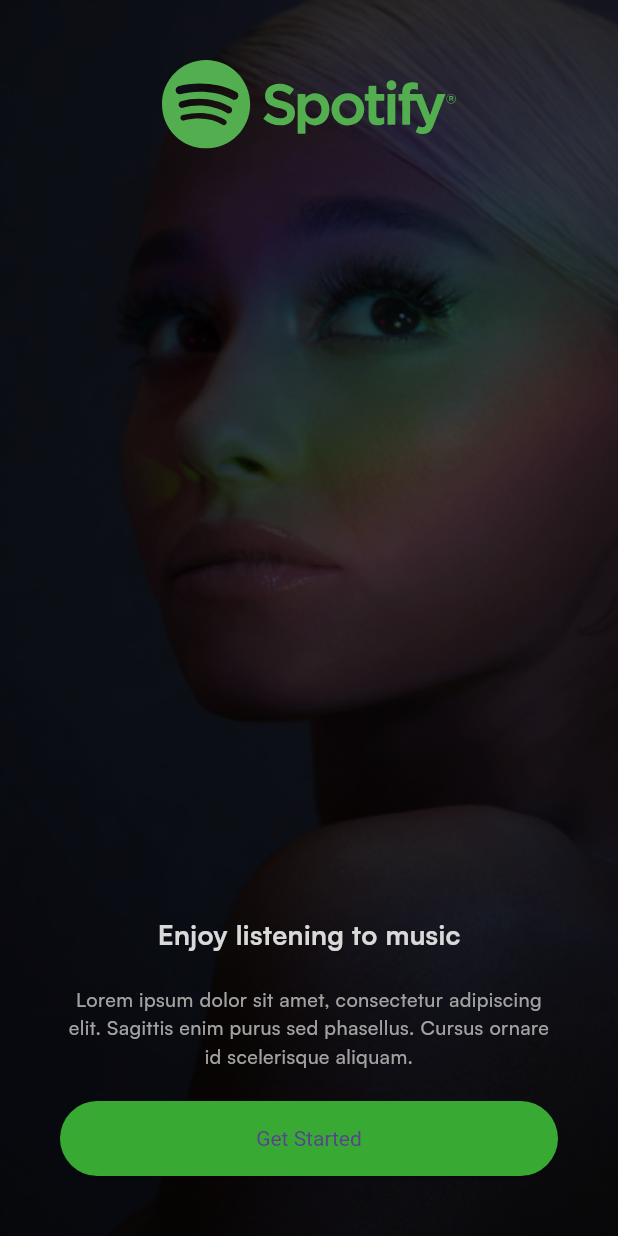
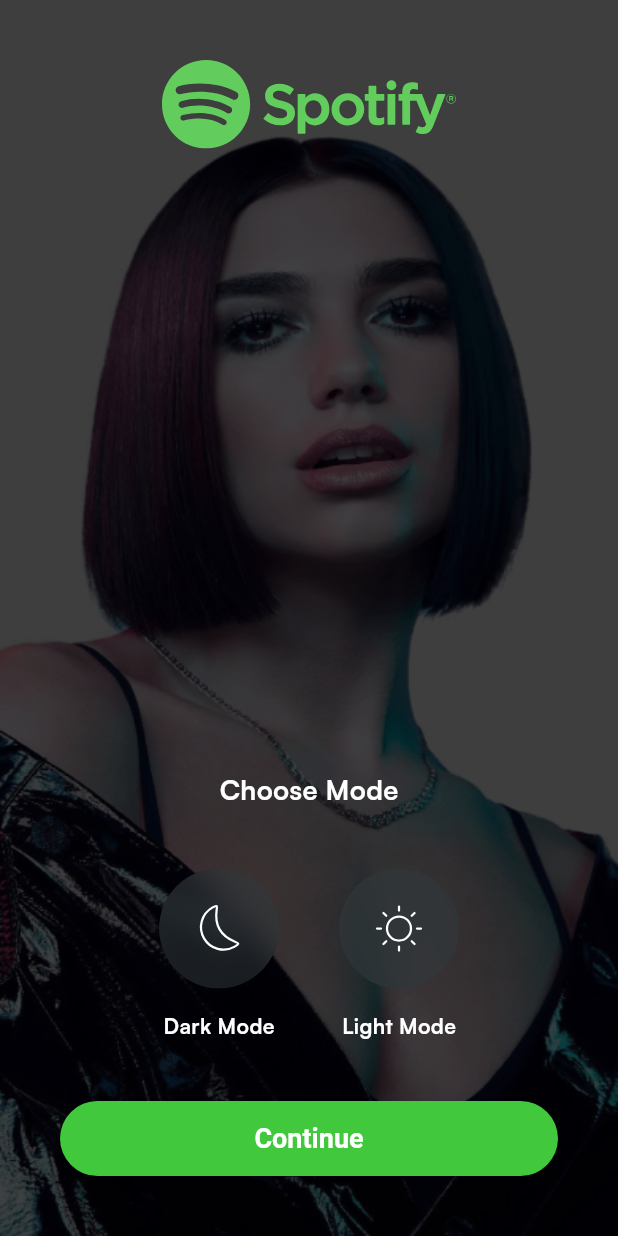
Before and after one commit to KWIZERA-CALEB/spotify_mobile_clone, a Flutter app: the screen it shows after launch, after a tap on "Get Started", on a phone screen of 412 x 824 dp. Run offline on Flutter 3.47's test engine with Material 3 defaults, Android fonts, the phone set to English and light mode, and no system bars; our stand-ins replace flutter_svg.

Commit message:
update: completed the choose mode page

```diff
--- a/lib/common/widgets/button/basic_app_button.dart
+++ b/lib/common/widgets/button/basic_app_button.dart
@@ -17,10 +17,14 @@ class BasicAppButton extends StatelessWidget {
       onPressed: onPressed,
       style: ElevatedButton.styleFrom(
         minimumSize: Size.fromHeight(height ?? 50),
-        textStyle: const TextStyle(color: Colors.white)
       ),
       child: Text(
-        title
+        title,
+        style: const TextStyle(
+          fontWeight: FontWeight.w600,
+          color: Colors.white,
+          fontSize: 18,
+        ),
       )
     );
   }
--- a/lib/core/configs/assets/app_images.dart
+++ b/lib/core/configs/assets/app_images.dart
@@ -1,4 +1,6 @@
 class AppImages {
   static const String basePath = 'assets/images/';
   static const String introBG = '${basePath}intro_bg.png';
+
+  static const String chooseModeBG = '${basePath}choose_mode_bg.png';
 }
--- a/lib/core/configs/assets/app_vectors.dart
+++ b/lib/core/configs/assets/app_vectors.dart
@@ -2,4 +2,7 @@ class AppVectors {
   static const String basePath = 'assets/vectors/';
   static const String format = '.svg';
   static const String logo = '${basePath}spotify_logo$format';
+  static const String moonIcon = '${basePath}moon$format';
+  static const String sunIcon = '${basePath}sun$format';
+
 }
--- /dev/null
+++ b/lib/presentation/choose_mode/pages/choose_mode.dart
@@ -0,0 +1,152 @@
+import 'dart:ui';
+
+import 'package:flutter/material.dart';
+import 'package:flutter/widgets.dart';
+import 'package:flutter_svg/svg.dart';
+import 'package:spotifyclone/common/widgets/button/basic_app_button.dart';
+import 'package:spotifyclone/core/configs/assets/app_images.dart';
+import 'package:spotifyclone/core/configs/assets/app_vectors.dart';
+
+class ChooseModePage extends StatelessWidget {
+  const ChooseModePage({super.key});
+
+  @override
+  Widget build(BuildContext context) {
+    return Scaffold(
+      body: Stack(
+        children: [
+          Container(
+            padding: const EdgeInsets.symmetric(
+              vertical: 40,
+              horizontal: 40,
+            ),
+            decoration: const BoxDecoration(
+                image: DecorationImage(
+                    fit: BoxFit.fill, image: AssetImage(AppImages.chooseModeBG))),
+          ),
+
+          Container(color: Colors.black.withOpacity(0.15)),
+
+          Padding(
+            padding: const EdgeInsets.symmetric(
+              vertical: 40,
+              horizontal: 40,
+            ),
+            child: Column(
+                children: [
+                  Align(
+                      alignment: Alignment.topCenter,
+                      child: SvgPicture.asset(AppVectors.logo)),
+                  const Spacer(),
+                  const Text(
+                    'Choose Mode',
+                    style: TextStyle(
+                      fontWeight: FontWeight.bold,
+                      color: Colors.white,
+                      fontSize: 18,
+                    ),
+                  ),
+                  const SizedBox(
+                    height: 40,
+                  ),
+                  Row(
+                    mainAxisAlignment: MainAxisAlignment.center,
+                    children: [
+                      Column(
+                        children: [
+                          ClipOval(
+                            child: BackdropFilter(
+                              filter: ImageFilter.blur(
+                                sigmaX: 10,
+                                sigmaY: 10,
+                              ),
+                              child: Container(
+                                width: 80,
+                                height: 80,
+                                decoration: BoxDecoration(
+                                  color: Color(0xff30393C).withOpacity(0.5),
+                                  shape: BoxShape.circle,
+                                ),
+                                child: SvgPicture.asset(
+                                  AppVectors.moonIcon,
+                                  fit: BoxFit.none,
+                                ),
+                              ),
+                            ),
+                          ),
+                          const SizedBox(
+                            height: 15,
+                          ),
+                          const Text(
+                            'Dark Mode',
+                            style: TextStyle(
+                              fontWeight: FontWeight.bold,
+                              color: Colors.white,
+                              fontSize: 14,
+                            ),
+                          )
+                        ],
+                      ),
+                      const SizedBox(
+                        width: 40,
+                      ),
+                      Column(
+                        children: [
+                          ClipOval(
+                            child: BackdropFilter(
+                              filter: ImageFilter.blur(
+                                sigmaX: 10,
+                                sigmaY: 10,
+                              ),
+                              child: Container(
+                                width: 80,
+                                height: 80,
+                                decoration: BoxDecoration(
+                                  color: Color(0xff30393C).withOpacity(0.5),
+                                  shape: BoxShape.circle,
+                                ),
+                                child: SvgPicture.asset(
+                                  AppVectors.sunIcon,
+                                  fit: BoxFit.none,
+                                ),
+                              ),
+                            ),
+                          ),
+                          const SizedBox(
+                            height: 15,
+                          ),
+                          const Text(
+                            'Light Mode',
+                            style: TextStyle(
+                              fontWeight: FontWeight.bold,
+                              color: Colors.white,
+                              fontSize: 14,
+                            ),
+                          )
+                        ],
+                      ),
+
+                    ],
+                  ),
+                  SizedBox(
+                    height: 40,
+                  ),
+                  BasicAppButton(
+                    onPressed: () {
+                      Navigator.push(
+                        context,
+                        MaterialPageRoute(
+                          builder: (BuildContext context) => const ChooseModePage()
+                        ),
+                      );
+                    },
+                    title: 'Continue',
+                  ),
+                ],
+              ),
+          ),
+        ],
+      ),
+    );
+  }
+}
--- a/lib/presentation/intro/pages/get_started.dart
+++ b/lib/presentation/intro/pages/get_started.dart
@@ -4,6 +4,7 @@ import 'package:spotifyclone/common/widgets/button/basic_app_button.dart';
 import 'package:spotifyclone/core/configs/assets/app_images.dart';
 import 'package:spotifyclone/core/configs/assets/app_vectors.dart';
 import 'package:spotifyclone/core/configs/theme/app_colors.dart';
+import 'package:spotifyclone/presentation/choose_mode/pages/choose_mode.dart';
 
 class GetStartedPage extends StatelessWidget {
   const GetStartedPage({super.key});
@@ -20,19 +21,21 @@ class GetStartedPage extends StatelessWidget {
             ),
             decoration: const BoxDecoration(
                 image: DecorationImage(
-                fit: BoxFit.fill,
-                image: AssetImage(
-                  AppImages.introBG
-                )
-              )
+                    fit: BoxFit.fill, image: AssetImage(AppImages.introBG))),
           ),
 
+          Container(color: Colors.black.withOpacity(0.15)),
+
+          Padding(
+            padding: const EdgeInsets.symmetric(
+              vertical: 40,
+              horizontal: 40,
+            ),
             child: Column(
                 children: [
                   Align(
                       alignment: Alignment.topCenter,
-                  child: SvgPicture.asset(AppVectors.logo)
-                ),
+                      child: SvgPicture.asset(AppVectors.logo)),
                   const Spacer(),
                   const Text(
                     'Enjoy listening to music',
@@ -42,7 +45,9 @@ class GetStartedPage extends StatelessWidget {
                       fontSize: 18,
                     ),
                   ),
-                const SizedBox(height: 21,),
+                  const SizedBox(
+                    height: 21,
+                  ),
                   const Text(
                     'Lorem ipsum dolor sit amet, consectetur adipiscing elit. Sagittis enim purus sed phasellus. Cursus ornare id scelerisque aliquam.',
                     style: TextStyle(
@@ -52,20 +57,23 @@ class GetStartedPage extends StatelessWidget {
                     ),
                     textAlign: TextAlign.center,
                   ),
-                const SizedBox(height: 20,),
+                  const SizedBox(
+                    height: 20,
+                  ),
                   BasicAppButton(
                     onPressed: () {
-
+                      Navigator.push(
+                        context,
+                        MaterialPageRoute(
+                          builder: (BuildContext context) => const ChooseModePage()
+                        ),
+                      );
                     },
                     title: 'Get Started',
                   ),
                 ],
               ),
           ),
-
-          Container(
-            color: Colors.black.withOpacity(0.15)
-          )
         ],
       ),
     );
```
Also changed, not shown: assets/images/choose_mode_bg.png (added), assets/vectors/moon.svg (added), assets/vectors/sun.svg (added). Lines whose indentation alone changed are shown as unchanged.
